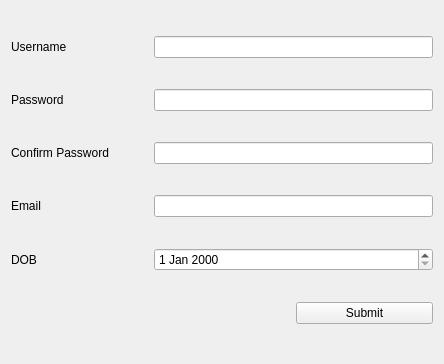
Above: designer/Ui_RegisterForm.ui from psuong/P2PBooks before the change. Below: the same form after it.
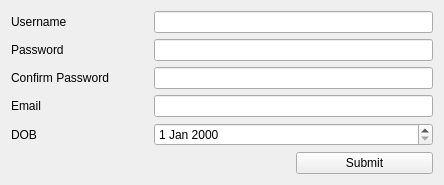
That is the form after the change.

Diff of the .ui file:
```diff
--- a/designer/Ui_RegisterForm.ui
+++ b/designer/Ui_RegisterForm.ui
@@ -7,7 +7,7 @@
     <x>0</x>
     <y>0</y>
     <width>444</width>
-    <height>364</height>
+    <height>171</height>
    </rect>
   </property>
   <property name="windowTitle">
```
